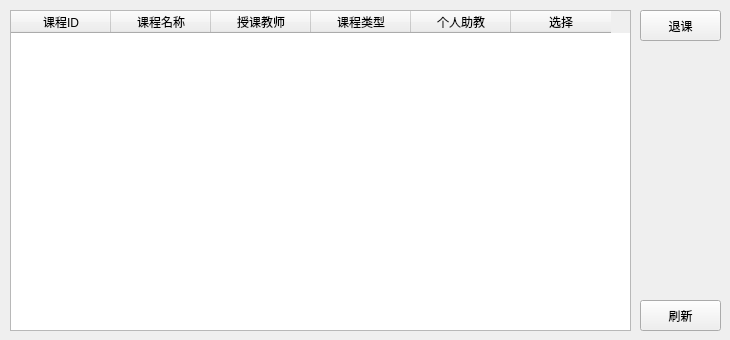
First picture: the form in Student Manage System/OwnCourseWidget.ui, repository BakaSea/Student-Manage-System, before the edit.
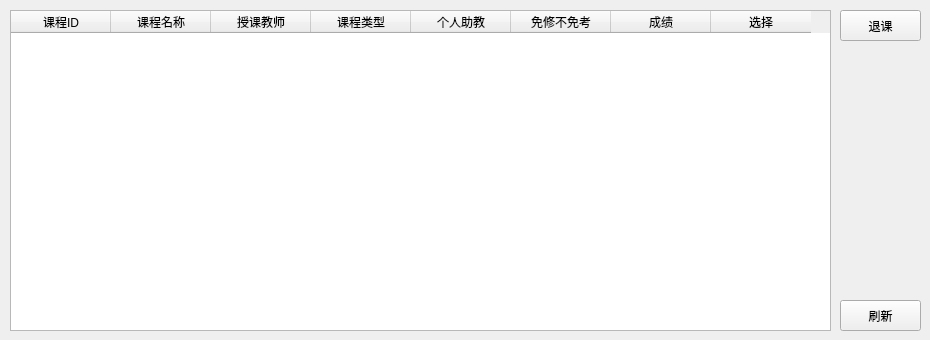
Second picture: the form after the edit.

The edit to the form file:
```diff
--- a/Student Manage System/OwnCourseWidget.ui
+++ b/Student Manage System/OwnCourseWidget.ui
@@ -6,19 +6,19 @@
    <rect>
     <x>0</x>
     <y>0</y>
-    <width>730</width>
+    <width>930</width>
     <height>340</height>
    </rect>
   </property>
   <property name="minimumSize">
    <size>
-    <width>730</width>
+    <width>930</width>
     <height>340</height>
    </size>
   </property>
   <property name="maximumSize">
    <size>
-    <width>730</width>
+    <width>930</width>
     <height>340</height>
    </size>
   </property>
@@ -30,7 +30,7 @@
     <rect>
      <x>10</x>
      <y>10</y>
-     <width>621</width>
+     <width>821</width>
      <height>321</height>
     </rect>
    </property>
@@ -68,6 +68,16 @@
      <string>个人助教</string>
     </property>
    </column>
+   <column>
+    <property name="text">
+     <string>免修不免考</string>
+    </property>
+   </column>
+   <column>
+    <property name="text">
+     <string>成绩</string>
+    </property>
+   </column>
    <column>
     <property name="text">
      <string>选择</string>
@@ -77,7 +87,7 @@
   <widget class="QPushButton" name="btnDropCourse">
    <property name="geometry">
     <rect>
-     <x>640</x>
+     <x>840</x>
      <y>10</y>
      <width>81</width>
      <height>31</height>
@@ -90,7 +100,7 @@
   <widget class="QPushButton" name="btnRefresh">
    <property name="geometry">
     <rect>
-     <x>640</x>
+     <x>840</x>
      <y>300</y>
      <width>81</width>
      <height>31</height>
@@ -103,7 +113,7 @@
   <widget class="QLabel" name="labelWarning">
    <property name="geometry">
     <rect>
-     <x>650</x>
+     <x>850</x>
      <y>50</y>
      <width>61</width>
      <height>241</height>
```
